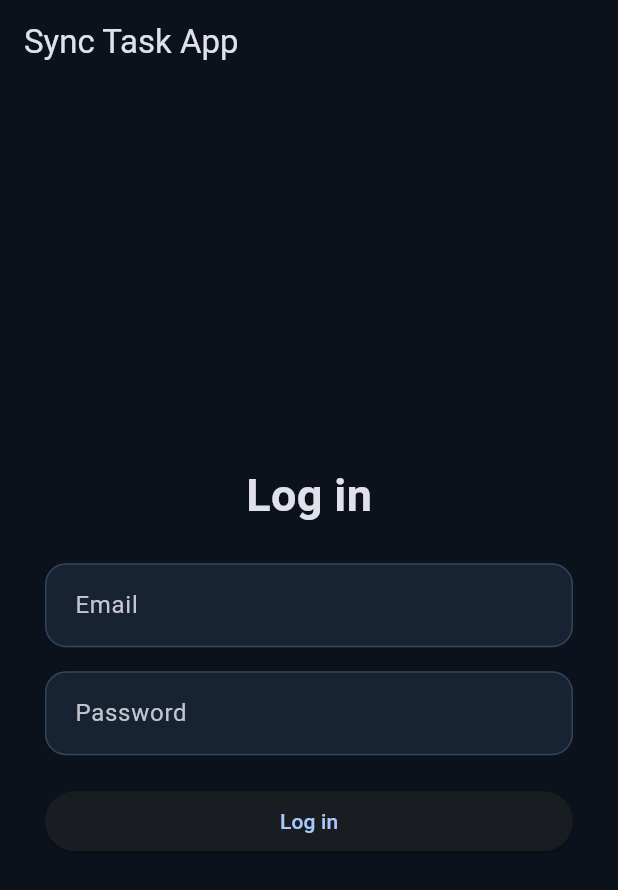
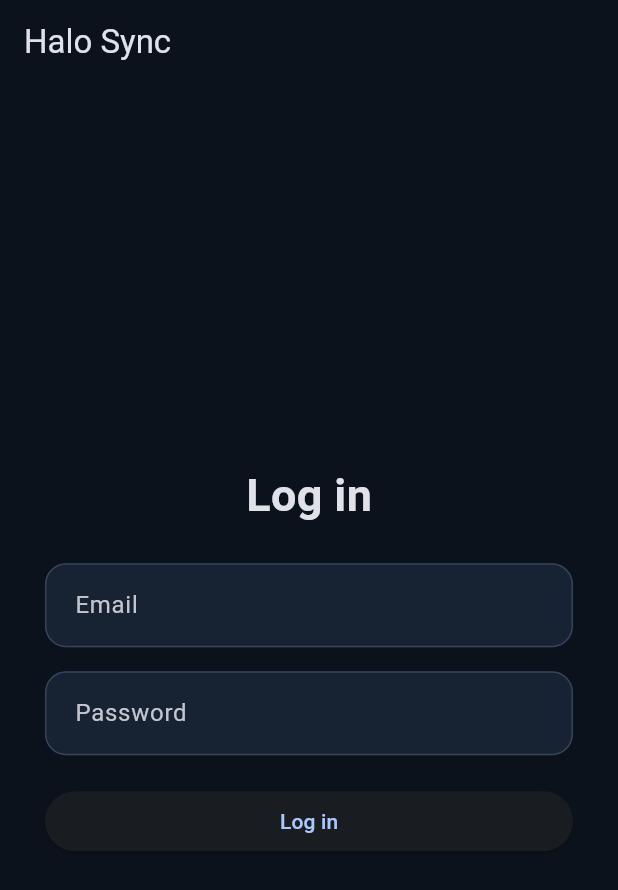
Before and after one commit to pchoke99-afk/sync_task_app_between_different_OS, a Flutter app: the screen it shows after launch, on a phone screen of 412 x 824 dp. Shown: the top 890 px of the screen. Run offline on Flutter 3.47's test engine with Material 3 defaults, Android fonts, the phone set to English and light mode, and no system bars; our stand-ins replace confetti, flutter_secure_storage, hive_ce_flutter, pocketbase, shared_preferences; accounts and stored records are empty.

Commit message:
Rename app display and home-screen labels to Halo Sync

```diff
--- a/lib/main.dart
+++ b/lib/main.dart
@@ -68,7 +68,7 @@ class SyncTaskApp extends StatelessWidget {
   @override
   Widget build(BuildContext context) {
     return MaterialApp(
-      title: 'Sync Task App',
+      title: 'Halo Sync',
       debugShowCheckedModeBanner: false,
       theme: appTheme,
       home: SessionGate(
@@ -599,7 +599,7 @@ class _LoginScreenState extends State<LoginScreen> {
   @override
   Widget build(BuildContext context) {
     return Scaffold(
-      appBar: AppBar(title: const Text('Sync Task App')),
+      appBar: AppBar(title: const Text('Halo Sync')),
       body: Center(
         child: ConstrainedBox(
           constraints: const BoxConstraints(maxWidth: 400),
```
Also changed, not shown: 3 other files.
